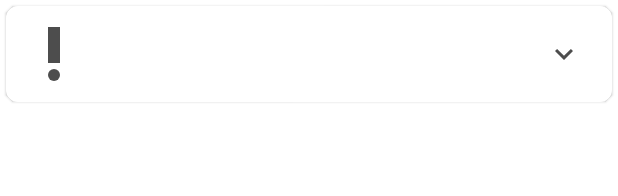
After one commit to HelvioSiqueira/Lembretes2, an Android app: the layout item_lembrete.xml on its own in the app's theme, with its tools: preview values and no code run, on a phone screen of 412 x 824 dp. The commit adds this screen. Shown: the top 196 px of the screen. Run offline under Robolectric (Android 15) with nearby library versions, the phone set to English and light mode, and no system bars.

Commit message:
build(RecicleView): Criado Lembretes Adapter

```diff
--- a/app/build.gradle
+++ b/app/build.gradle
@@ -29,10 +29,15 @@ android {
     kotlinOptions {
         jvmTarget = '1.8'
     }
+
+    buildFeatures{
+        viewBinding = true
+    }
 }
 
 dependencies {
 
+    implementation 'androidx.recyclerview:recyclerview:1.2.1'
     implementation 'androidx.core:core-ktx:1.7.0'
     implementation 'androidx.appcompat:appcompat:1.5.0'
     implementation 'com.google.android.material:material:1.6.1'
--- /dev/null
+++ b/app/src/main/java/com/example/lembretes2/ListLembretesActivity.kt
@@ -0,0 +1,4 @@
+package com.example.lembretes2
+
+class ListLembretesActivity {
+}
--- /dev/null
+++ b/app/src/main/res/drawable/ic_add.xml
@@ -0,0 +1,5 @@
+<vector android:height="24dp" android:tint="#FFFFFF"
+    android:viewportHeight="24" android:viewportWidth="24"
+    android:width="24dp" xmlns:android="http://schemas.android.com/apk/res/android">
+    <path android:fillColor="@android:color/white" android:pathData="M19,13h-6v6h-2v-6H5v-2h6V5h2v6h6v2z"/>
+</vector>
--- /dev/null
+++ b/app/src/main/res/drawable/ic_atencao.xml
@@ -0,0 +1,6 @@
+<vector android:alpha="0.7" android:height="48dp" android:tint="#000000"
+    android:viewportHeight="24" android:viewportWidth="24"
+    android:width="48dp" xmlns:android="http://schemas.android.com/apk/res/android">
+    <path android:fillColor="@android:color/white" android:pathData="M12,19m-2,0a2,2 0,1 1,4 0a2,2 0,1 1,-4 0"/>
+    <path android:fillColor="@android:color/white" android:pathData="M10,3h4v12h-4z"/>
+</vector>
--- /dev/null
+++ b/app/src/main/res/drawable/ic_baseline_expand_less_24.xml
@@ -0,0 +1,5 @@
+<vector android:alpha="0.7" android:height="24dp" android:tint="#000000"
+    android:viewportHeight="24" android:viewportWidth="24"
+    android:width="24dp" xmlns:android="http://schemas.android.com/apk/res/android">
+    <path android:fillColor="@android:color/white" android:pathData="M12,8l-6,6 1.41,1.41L12,10.83l4.59,4.58L18,14z"/>
+</vector>
--- /dev/null
+++ b/app/src/main/res/drawable/ic_baseline_expand_more_24.xml
@@ -0,0 +1,5 @@
+<vector android:alpha="0.7" android:height="24dp" android:tint="#000000"
+    android:viewportHeight="24" android:viewportWidth="24"
+    android:width="24dp" xmlns:android="http://schemas.android.com/apk/res/android">
+    <path android:fillColor="@android:color/white" android:pathData="M16.59,8.59L12,13.17 7.41,8.59 6,10l6,6 6,-6z"/>
+</vector>
--- /dev/null
+++ b/app/src/main/res/drawable/ic_pin.xml
@@ -0,0 +1,6 @@
+<vector android:alpha="0.7" android:height="48dp" android:tint="#000000"
+    android:viewportHeight="24" android:viewportWidth="24"
+    android:width="48dp" xmlns:android="http://schemas.android.com/apk/res/android">
+    <path android:fillColor="@android:color/white"
+        android:fillType="evenOdd" android:pathData="M16,9V4l1,0c0.55,0 1,-0.45 1,-1v0c0,-0.55 -0.45,-1 -1,-1H7C6.45,2 6,2.45 6,3v0c0,0.55 0.45,1 1,1l1,0v5c0,1.66 -1.34,3 -3,3h0v2h5.97v7l1,1l1,-1v-7H19v-2h0C17.34,12 16,10.66 16,9z"/>
+</vector>
--- /dev/null
+++ b/app/src/main/res/drawable/ic_settings.xml
@@ -0,0 +1,5 @@
+<vector android:height="24dp" android:tint="#99FFFFFF"
+    android:viewportHeight="24" android:viewportWidth="24"
+    android:width="24dp" xmlns:android="http://schemas.android.com/apk/res/android">
+    <path android:fillColor="@android:color/black" android:pathData="M19.14,12.94c0.04,-0.3 0.06,-0.61 0.06,-0.94c0,-0.32 -0.02,-0.64 -0.07,-0.94l2.03,-1.58c0.18,-0.14 0.23,-0.41 0.12,-0.61l-1.92,-3.32c-0.12,-0.22 -0.37,-0.29 -0.59,-0.22l-2.39,0.96c-0.5,-0.38 -1.03,-0.7 -1.62,-0.94L14.4,2.81c-0.04,-0.24 -0.24,-0.41 -0.48,-0.41h-3.84c-0.24,0 -0.43,0.17 -0.47,0.41L9.25,5.35C8.66,5.59 8.12,5.92 7.63,6.29L5.24,5.33c-0.22,-0.08 -0.47,0 -0.59,0.22L2.74,8.87C2.62,9.08 2.66,9.34 2.86,9.48l2.03,1.58C4.84,11.36 4.8,11.69 4.8,12s0.02,0.64 0.07,0.94l-2.03,1.58c-0.18,0.14 -0.23,0.41 -0.12,0.61l1.92,3.32c0.12,0.22 0.37,0.29 0.59,0.22l2.39,-0.96c0.5,0.38 1.03,0.7 1.62,0.94l0.36,2.54c0.05,0.24 0.24,0.41 0.48,0.41h3.84c0.24,0 0.44,-0.17 0.47,-0.41l0.36,-2.54c0.59,-0.24 1.13,-0.56 1.62,-0.94l2.39,0.96c0.22,0.08 0.47,0 0.59,-0.22l1.92,-3.32c0.12,-0.22 0.07,-0.47 -0.12,-0.61L19.14,12.94zM12,15.6c-1.98,0 -3.6,-1.62 -3.6,-3.6s1.62,-3.6 3.6,-3.6s3.6,1.62 3.6,3.6S13.98,15.6 12,15.6z"/>
+</vector>
--- /dev/null
+++ b/app/src/main/res/drawable/ic_snooze.xml
@@ -0,0 +1,5 @@
+<vector android:alpha="0.7" android:height="48dp" android:tint="#000000"
+    android:viewportHeight="24" android:viewportWidth="24"
+    android:width="48dp" xmlns:android="http://schemas.android.com/apk/res/android">
+    <path android:fillColor="@android:color/white" android:pathData="M7.88,3.39L6.6,1.86 2,5.71l1.29,1.53 4.59,-3.85zM22,5.72l-4.6,-3.86 -1.29,1.53 4.6,3.86L22,5.72zM12,4c-4.97,0 -9,4.03 -9,9s4.02,9 9,9c4.97,0 9,-4.03 9,-9s-4.03,-9 -9,-9zM12,20c-3.87,0 -7,-3.13 -7,-7s3.13,-7 7,-7 7,3.13 7,7 -3.13,7 -7,7zM9,11h3.63L9,15.2L9,17h6v-2h-3.63L15,10.8L15,9L9,9v2z"/>
+</vector>
--- /dev/null
+++ b/app/src/main/res/drawable/ic_update.xml
@@ -0,0 +1,5 @@
+<vector android:alpha="0.7" android:height="48dp" android:tint="#000000"
+    android:viewportHeight="24" android:viewportWidth="24"
+    android:width="48dp" xmlns:android="http://schemas.android.com/apk/res/android">
+    <path android:fillColor="@android:color/white" android:pathData="M21,10.12h-6.78l2.74,-2.82c-2.73,-2.7 -7.15,-2.8 -9.88,-0.1c-2.73,2.71 -2.73,7.08 0,9.79s7.15,2.71 9.88,0C18.32,15.65 19,14.08 19,12.1h2c0,1.98 -0.88,4.55 -2.64,6.29c-3.51,3.48 -9.21,3.48 -12.72,0c-3.5,-3.47 -3.53,-9.11 -0.02,-12.58s9.14,-3.47 12.65,0L21,3V10.12zM12.5,8v4.25l3.5,2.08l-0.72,1.21L11,13V8H12.5z"/>
+</vector>
--- /dev/null
+++ b/app/src/main/res/layout/item_lembrete.xml
@@ -0,0 +1,93 @@
+<?xml version="1.0" encoding="utf-8"?>
+<com.google.android.material.card.MaterialCardView xmlns:android="http://schemas.android.com/apk/res/android"
+    xmlns:app="http://schemas.android.com/apk/res-auto"
+    android:layout_width="match_parent"
+    android:layout_height="wrap_content"
+    android:layout_margin="4dp"
+    app:cardCornerRadius="8dp">
+
+    <androidx.cardview.widget.CardView
+        android:id="@+id/card"
+        android:layout_width="match_parent"
+        android:layout_height="match_parent"
+        android:background="?attr/selectableItemBackground">
+
+        <LinearLayout
+            android:layout_width="match_parent"
+            android:layout_height="match_parent"
+            android:orientation="vertical">
+
+            <androidx.constraintlayout.widget.ConstraintLayout
+                android:layout_width="match_parent"
+                android:layout_height="match_parent"
+                android:layout_gravity="center"
+                android:background="?attr/selectableItemBackground"
+                android:padding="8dp">
+
+                <ImageView
+                    android:id="@+id/icone"
+                    android:layout_width="wrap_content"
+                    android:layout_height="wrap_content"
+                    android:layout_gravity="start"
+                    android:contentDescription="@string/descricao"
+                    android:src="@drawable/ic_atencao"
+                    app:layout_constraintStart_toStartOf="parent"
+                    app:layout_constraintTop_toTopOf="parent" />
+
+                <TextView
+                    android:id="@+id/txtTitulo"
+                    android:layout_width="wrap_content"
+                    android:layout_height="wrap_content"
+                    android:layout_gravity="center"
+                    android:layout_marginStart="20dp"
+                    android:gravity="center"
+                    app:layout_constraintStart_toEndOf="@+id/icone"
+                    app:layout_constraintTop_toTopOf="@+id/icone" />
+
+                <TextView
+                    android:id="@+id/txtTexto"
+                    android:layout_width="0dp"
+                    android:layout_height="wrap_content"
+                    android:layout_marginStart="20dp"
+                    android:textSize="16sp"
+                    app:layout_constraintStart_toEndOf="@+id/icone"
+                    app:layout_constraintTop_toBottomOf="@+id/txtTitulo"
+                    app:layout_constraintEnd_toStartOf="@id/btnSeta"
+                    android:ellipsize="end"
+                    android:maxLines="1"/>
+
+                <ImageButton
+                    android:id="@+id/btnSeta"
+                    android:layout_width="wrap_content"
+                    android:layout_height="wrap_content"
+                    android:backgroundTint="#00FFFFFF"
+                    android:contentDescription="@string/descricao_btn_seta"
+                    android:minHeight="48dp"
+                    android:src="@drawable/ic_baseline_expand_more_24"
+                    app:layout_constraintBottom_toBottomOf="@id/icone"
+                    app:layout_constraintEnd_toEndOf="parent"
+                    app:layout_constraintTop_toTopOf="parent" />
+
+            </androidx.constraintlayout.widget.ConstraintLayout>
+
+            <androidx.constraintlayout.widget.ConstraintLayout
+                android:id="@+id/card_oculto"
+                android:layout_width="match_parent"
+                android:layout_height="match_parent"
+                android:visibility="gone">
+
+                <TextView
+                    android:id="@+id/dataAdd"
+                    android:layout_width="wrap_content"
+                    android:layout_height="wrap_content"
+                    android:layout_margin="10dp"
+                    app:layout_constraintBottom_toBottomOf="parent"
+                    app:layout_constraintEnd_toEndOf="parent" />
+
+            </androidx.constraintlayout.widget.ConstraintLayout>
+
+        </LinearLayout>
+
+    </androidx.cardview.widget.CardView>
+
+</com.google.android.material.card.MaterialCardView>
```
Also changed, not shown: app/src/main/java/com/example/lembretes2/LembreteRecycler.kt (added, +115 -0 lines), app/src/main/java/com/example/lembretes2/ListLembretesFragment.kt (added, +22 -0 lines), app/src/main/res/layout/activity_main.xml (+5 -8 lines), app/src/main/res/values/array.xml (added, +11 -0 lines), app/src/main/res/values/strings.xml (+47 -1 lines).
